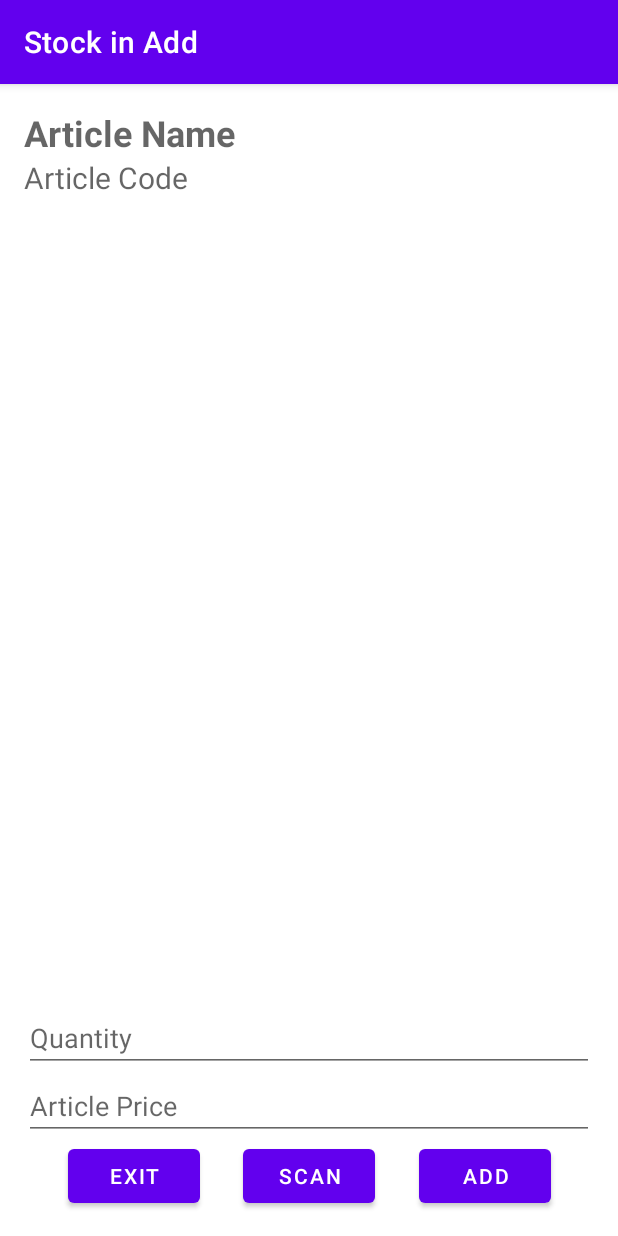
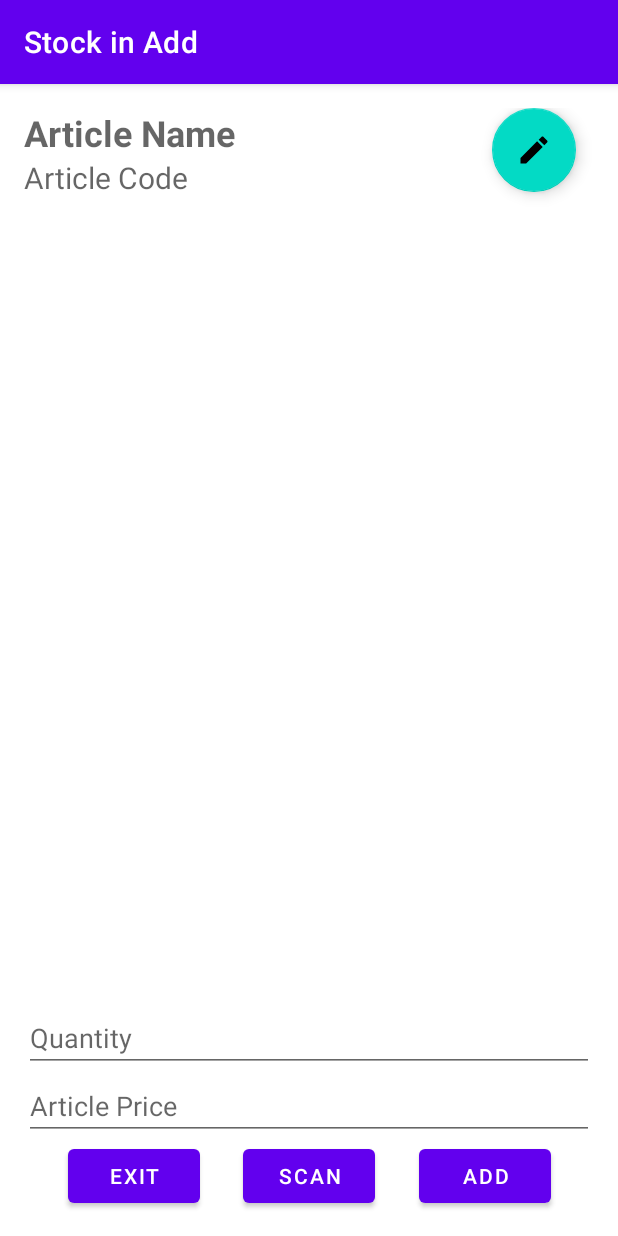
Before and after one commit to ksharshembie/whint, an Android app: the StockInAddFragment screen opened through its navigation route, on a phone screen of 412 x 824 dp. Run offline under Robolectric (Android 15) with nearby library versions, the phone set to English and light mode, and no system bars; our stand-ins replace navigation-ui.

Commit message:
Article Update added

```diff
--- a/app/src/main/java/com/ksharshembie/whint/MainActivity.kt
+++ b/app/src/main/java/com/ksharshembie/whint/MainActivity.kt
@@ -32,7 +32,8 @@ class MainActivity : AppCompatActivity() {
                 R.id.navigation_notifications,
                 R.id.stockInFragment,
                 R.id.scanFragment,
-                R.id.stockInAddFragment
+                R.id.stockInAddFragment,
+                R.id.articleEditFragment
             )
         )
         setupActionBarWithNavController(navController, appBarConfiguration)
--- a/app/src/main/java/com/ksharshembie/whint/local/dao/ArticleDao.kt
+++ b/app/src/main/java/com/ksharshembie/whint/local/dao/ArticleDao.kt
@@ -3,6 +3,7 @@ package com.ksharshembie.whint.local.dao
 import androidx.room.Dao
 import androidx.room.Insert
 import androidx.room.Query
+import androidx.room.Update
 import com.ksharshembie.whint.local.room.Article
 
 @Dao
@@ -16,4 +17,7 @@ interface ArticleDao {
 
     @Query("SELECT EXISTS(SELECT * FROM article WHERE articleCode = :code)")
     fun isRowIsExist(code : String) : Boolean
+
+    @Update
+    fun updateArticle(article: Article)
 }
--- a/app/src/main/java/com/ksharshembie/whint/ui/scan/ScanFragment.kt
+++ b/app/src/main/java/com/ksharshembie/whint/ui/scan/ScanFragment.kt
@@ -9,6 +9,8 @@ import android.view.ViewGroup
 import android.widget.Toast
 import androidx.core.app.ActivityCompat
 import androidx.core.content.ContextCompat
+import androidx.core.os.bundleOf
+import androidx.fragment.app.setFragmentResult
 import androidx.navigation.fragment.findNavController
 import com.budiyev.android.codescanner.AutoFocusMode
 import com.budiyev.android.codescanner.CodeScanner
@@ -60,6 +62,7 @@ class ScanFragment : Fragment() {
             ).show()
 
         }
+        setFragmentResult("scan_result", bundleOf("article" to it))
         findNavController().navigateUp()
     }
 
--- a/app/src/main/res/layout/fragment_stock_in_add.xml
+++ b/app/src/main/res/layout/fragment_stock_in_add.xml
@@ -9,7 +9,7 @@
 
     <TextView
         android:id="@+id/tv_articleName"
-        android:layout_width="match_parent"
+        android:layout_width="300dp"
         android:layout_height="wrap_content"
         android:hint="Article Name"
         android:textSize="24sp"
@@ -19,7 +19,7 @@
 
     <TextView
         android:id="@+id/tv_articleCode"
-        android:layout_width="match_parent"
+        android:layout_width="300dp"
         android:layout_height="wrap_content"
         android:hint="Article Code"
         android:textSize="20sp"
@@ -34,6 +34,15 @@
         android:visibility="invisible"
         app:layout_constraintStart_toStartOf="parent"
         app:layout_constraintTop_toBottomOf="@id/tv_articleCode" />
+
+    <com.google.android.material.floatingactionbutton.FloatingActionButton
+        android:id="@+id/fab_edit"
+        android:layout_width="wrap_content"
+        app:layout_constraintEnd_toEndOf="parent"
+        android:src="@drawable/ic_edit_24"
+        app:layout_constraintTop_toTopOf="@id/tv_articleName"
+        app:layout_constraintStart_toEndOf="@id/tv_articleName"
+        android:layout_height="wrap_content"/>
 
     <EditText
         android:id="@+id/et_quantity"
--- a/app/src/main/res/navigation/mobile_navigation.xml
+++ b/app/src/main/res/navigation/mobile_navigation.xml
@@ -37,4 +37,9 @@
         android:name="com.ksharshembie.whint.ui.home.stockIn.StockInAddFragment"
         android:label="Stock in Add"
         tools:layout="@layout/fragment_stock_in_add" />
+    <fragment
+        android:id="@+id/articleEditFragment"
+        android:name="com.ksharshembie.whint.ui.article.ArticleEditFragment"
+        android:label="Article Update"
+        tools:layout="@layout/fragment_article_edit" />
 </navigation>
```
Also changed, not shown: app/src/main/java/com/ksharshembie/whint/ui/article/ArticleEditFragment.kt (added, +48 -0 lines), app/src/main/java/com/ksharshembie/whint/ui/home/stockIn/StockInAddFragment.kt (+30 -0 lines), app/src/main/res/layout/fragment_article_edit.xml (added, +37 -0 lines).
